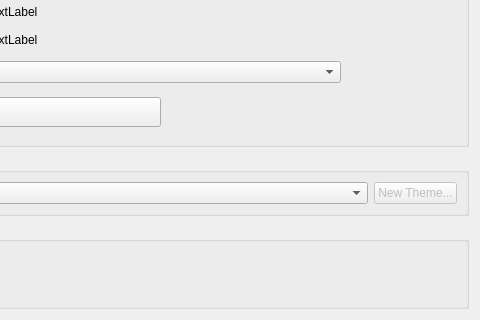
mgottschlag/kwin-tiling, file plasma/containments/desktop/BackgroundDialog.ui: the form before one commit; both pictures show x 178 to 658 and y 138 to 458 of the 658 by 458 pixel window.
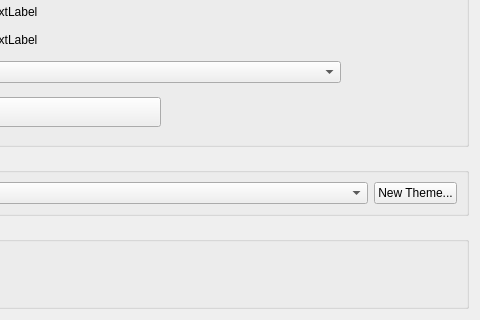
The form after the commit. Custom widgets are drawn as their Qt base class.

```diff
--- a/plasma/containments/desktop/BackgroundDialog.ui
+++ b/plasma/containments/desktop/BackgroundDialog.ui
@@ -487,7 +487,7 @@
         <item>
          <widget class="QPushButton" name="m_newThemeButton" >
           <property name="enabled" >
-           <bool>false</bool>
+           <bool>true</bool>
           </property>
           <property name="text" >
            <string>New Theme...</string>
```
